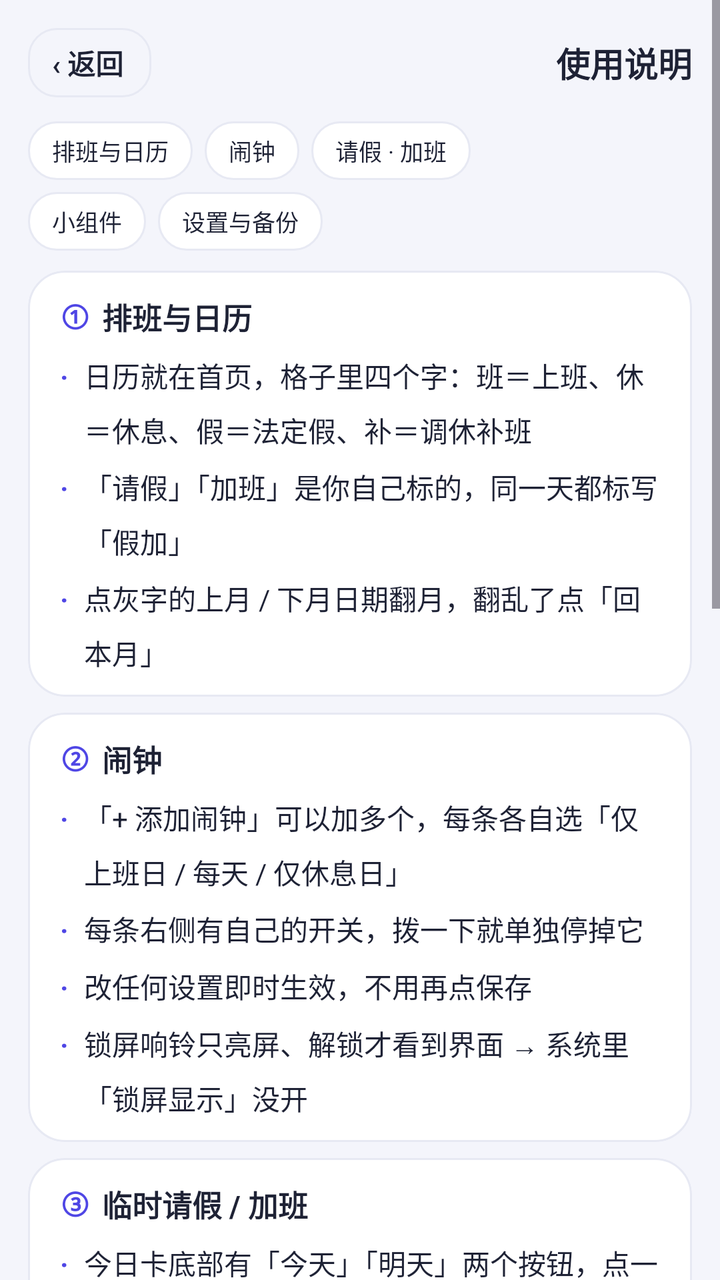
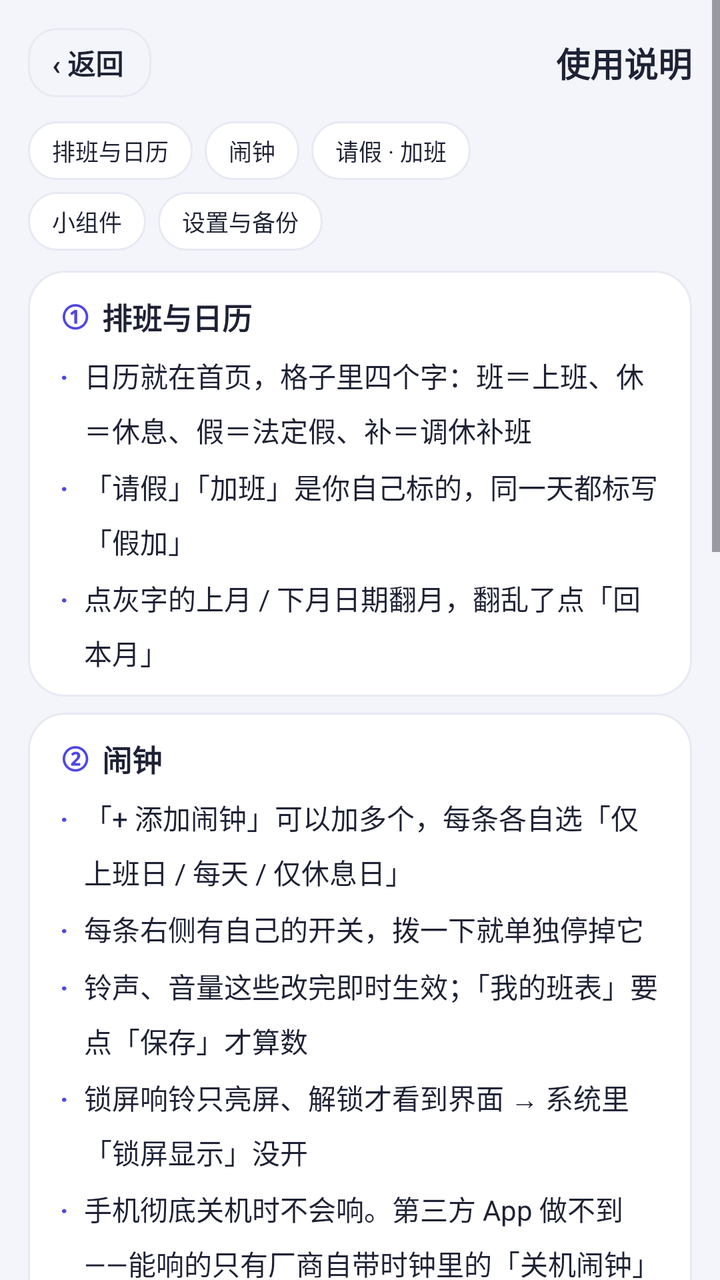

Compare the two renders of this Android layout. The source of the first and the diff that turns it into the second are given below.
<!-- AndroidManifest.xml: application theme Theme.WeekdayAlarm -->
<!-- res/layout/activity_help.xml -->
<?xml version="1.0" encoding="utf-8"?>
<ScrollView xmlns:android="http://schemas.android.com/apk/res/android"
    android:id="@+id/help_scroll"
    android:layout_width="match_parent"
    android:layout_height="match_parent"
    android:background="@color/bg"
    android:fitsSystemWindows="true">

    <LinearLayout
        android:layout_width="match_parent"
        android:layout_height="wrap_content"
        android:orientation="vertical"
        android:padding="14dp">

        
        <LinearLayout
            android:layout_width="match_parent"
            android:layout_height="wrap_content"
            android:layout_marginBottom="@dimen/space_12"
            android:gravity="center_vertical"
            android:orientation="horizontal">

            <TextView
                android:id="@+id/btn_back"
                android:layout_width="wrap_content"
                android:layout_height="wrap_content"
                android:background="@drawable/bg_time_outline"
                android:clickable="true"
                android:focusable="true"
                android:paddingStart="@dimen/space_12"
                android:paddingTop="7dp"
                android:paddingEnd="14dp"
                android:paddingBottom="7dp"
                android:text="‹ 返回"
                android:textColor="@color/ink"
                android:textSize="14sp"
                android:textStyle="bold" />

            <TextView
                android:layout_width="0dp"
                android:layout_height="wrap_content"
                android:layout_weight="1"
                android:gravity="end"
                android:text="@string/help_title"
                android:textColor="@color/ink"
                android:textSize="17sp"
                android:textStyle="bold" />
        </LinearLayout>

        
        <LinearLayout
            android:layout_width="match_parent"
            android:layout_height="wrap_content"
            android:layout_marginBottom="@dimen/space_10"
            android:orientation="vertical">

            <LinearLayout
                android:layout_width="match_parent"
                android:layout_height="wrap_content"
                android:orientation="horizontal">

                <TextView
                    android:id="@+id/toc_s1"
                    style="@style/HelpToc"
                    android:text="@string/help_toc_schedule" />

                <TextView
                    android:id="@+id/toc_s2"
                    style="@style/HelpToc"
                    android:text="@string/help_toc_alarm" />

                <TextView
                    android:id="@+id/toc_s3"
                    style="@style/HelpToc"
                    android:text="@string/help_toc_leave" />
            </LinearLayout>

            <LinearLayout
                android:layout_width="match_parent"
                android:layout_height="wrap_content"
                android:layout_marginTop="@dimen/space_6"
                android:orientation="horizontal">

                <TextView
                    android:id="@+id/toc_s4"
                    style="@style/HelpToc"
                    android:text="@string/help_toc_widget" />

                <TextView
                    android:id="@+id/toc_s5"
                    style="@style/HelpToc"
                    android:text="@string/help_toc_settings" />
            </LinearLayout>
        </LinearLayout>

        
        <LinearLayout
            android:id="@+id/sec_s1"
            style="@style/HelpCard"
            android:clipToOutline="true"
            android:orientation="vertical">

            <LinearLayout style="@style/HelpSectionRow">
                <TextView
                    android:layout_width="wrap_content"
                    android:layout_height="wrap_content"
                    android:text="①"
                    android:textColor="@color/indigo"
                    android:textSize="15sp"
                    android:textStyle="bold" />

                <TextView
                    style="@style/HelpSection"
                    android:layout_width="wrap_content"
                    android:layout_height="wrap_content"
                    android:layout_marginStart="@dimen/space_6"
                    android:text="@string/help_s1_title" />
            </LinearLayout>

            <LinearLayout style="@style/HelpItemRow">
                <TextView style="@style/HelpDot" />
                <TextView
                    style="@style/HelpItem"
                    android:layout_width="0dp"
                    android:layout_height="wrap_content"
                    android:layout_weight="1"
                    android:text="@string/help_s1_b1" />
            </LinearLayout>

            <LinearLayout style="@style/HelpItemRow">
                <TextView style="@style/HelpDot" />
                <TextView
                    style="@style/HelpItem"
                    android:layout_width="0dp"
                    android:layout_height="wrap_content"
                    android:layout_weight="1"
                    android:text="@string/help_s1_b2" />
            </LinearLayout>

            <LinearLayout style="@style/HelpItemRow">
                <TextView style="@style/HelpDot" />
                <TextView
                    style="@style/HelpItem"
                    android:layout_width="0dp"
                    android:layout_height="wrap_content"
                    android:layout_weight="1"
                    android:text="@string/help_s1_b3" />
            </LinearLayout>
        </LinearLayout>

        
        <LinearLayout
            android:id="@+id/sec_s2"
            style="@style/HelpCard"
            android:clipToOutline="true"
            android:orientation="vertical">

            <LinearLayout style="@style/HelpSectionRow">
                <TextView
                    android:layout_width="wrap_content"
                    android:layout_height="wrap_content"
                    android:text="②"
                    android:textColor="@color/indigo"
                    android:textSize="15sp"
                    android:textStyle="bold" />

                <TextView
                    style="@style/HelpSection"
                    android:layout_width="wrap_content"
                    android:layout_height="wrap_content"
                    android:layout_marginStart="@dimen/space_6"
                    android:text="@string/help_s2_title" />
            </LinearLayout>

            <LinearLayout style="@style/HelpItemRow">
                <TextView style="@style/HelpDot" />
                <TextView
                    style="@style/HelpItem"
                    android:layout_width="0dp"
                    android:layout_height="wrap_content"
                    android:layout_weight="1"
                    android:text="@string/help_s2_b1" />
            </LinearLayout>

            <LinearLayout style="@style/HelpItemRow">
                <TextView style="@style/HelpDot" />
                <TextView
                    style="@style/HelpItem"
                    android:layout_width="0dp"
                    android:layout_height="wrap_content"
                    android:layout_weight="1"
                    android:text="@string/help_s2_b2" />
            </LinearLayout>

            <LinearLayout style="@style/HelpItemRow">
                <TextView style="@style/HelpDot" />
                <TextView
                    style="@style/HelpItem"
                    android:layout_width="0dp"
                    android:layout_height="wrap_content"
                    android:layout_weight="1"
                    android:text="@string/help_s2_b3" />
            </LinearLayout>

            <LinearLayout style="@style/HelpItemRow">
                <TextView style="@style/HelpDot" />
                <TextView
                    style="@style/HelpItem"
                    android:layout_width="0dp"
                    android:layout_height="wrap_content"
                    android:layout_weight="1"
                    android:text="@string/help_s2_b4" />
            </LinearLayout>
        </LinearLayout>

        
        <LinearLayout
            android:id="@+id/sec_s3"
            style="@style/HelpCard"
            android:clipToOutline="true"
            android:orientation="vertical">

            <LinearLayout style="@style/HelpSectionRow">
                <TextView
                    android:layout_width="wrap_content"
                    android:layout_height="wrap_content"
                    android:text="③"
                    android:textColor="@color/indigo"
                    android:textSize="15sp"
                    android:textStyle="bold" />

                <TextView
                    style="@style/HelpSection"
                    android:layout_width="wrap_content"
                    android:layout_height="wrap_content"
                    android:layout_marginStart="@dimen/space_6"
                    android:text="@string/help_s3_title" />
            </LinearLayout>

            <LinearLayout style="@style/HelpItemRow">
                <TextView style="@style/HelpDot" />
                <TextView
                    style="@style/HelpItem"
                    android:layout_width="0dp"
                    android:layout_height="wrap_content"
                    android:layout_weight="1"
                    android:text="@string/help_s3_b1" />
            </LinearLayout>

            <LinearLayout style="@style/HelpItemRow">
                <TextView style="@style/HelpDot" />
                <TextView
                    style="@style/HelpItem"
                    android:layout_width="0dp"
                    android:layout_height="wrap_content"
                    android:layout_weight="1"
                    android:text="@string/help_s3_b2" />
            </LinearLayout>

            <LinearLayout style="@style/HelpItemRow">
                <TextView style="@style/HelpDot" />
                <TextView
                    style="@style/HelpItem"
                    android:layout_width="0dp"
                    android:layout_height="wrap_content"
                    android:layout_weight="1"
                    android:text="@string/help_s3_b3" />
            </LinearLayout>

            <LinearLayout style="@style/HelpItemRow">
                <TextView style="@style/HelpDot" />
                <TextView
                    style="@style/HelpItem"
                    android:layout_width="0dp"
                    android:layout_height="wrap_content"
                    android:layout_weight="1"
                    android:text="@string/help_s3_b4" />
            </LinearLayout>
        </LinearLayout>

        
        <LinearLayout
            android:id="@+id/sec_s4"
            style="@style/HelpCard"
            android:clipToOutline="true"
            android:orientation="vertical">

            <LinearLayout style="@style/HelpSectionRow">
                <TextView
                    android:layout_width="wrap_content"
                    android:layout_height="wrap_content"
                    android:text="④"
                    android:textColor="@color/indigo"
                    android:textSize="15sp"
                    android:textStyle="bold" />

                <TextView
                    style="@style/HelpSection"
                    android:layout_width="wrap_content"
                    android:layout_height="wrap_content"
                    android:layout_marginStart="@dimen/space_6"
                    android:text="@string/help_s4_title" />
            </LinearLayout>

            <LinearLayout style="@style/HelpItemRow">
                <TextView style="@style/HelpDot" />
                <TextView
                    style="@style/HelpItem"
                    android:layout_width="0dp"
                    android:layout_height="wrap_content"
                    android:layout_weight="1"
                    android:text="@string/help_s4_b1" />
            </LinearLayout>

            <LinearLayout style="@style/HelpItemRow">
                <TextView style="@style/HelpDot" />
                <TextView
                    style="@style/HelpItem"
                    android:layout_width="0dp"
                    android:layout_height="wrap_content"
                    android:layout_weight="1"
                    android:text="@string/help_s4_b2" />
            </LinearLayout>

            <LinearLayout style="@style/HelpItemRow">
                <TextView style="@style/HelpDot" />
                <TextView
                    style="@style/HelpItem"
                    android:layout_width="0dp"
                    android:layout_height="wrap_content"
                    android:layout_weight="1"
                    android:text="@string/help_s4_b3" />
            </LinearLayout>
        </LinearLayout>

        
        <LinearLayout
            android:id="@+id/sec_s5"
            style="@style/HelpCard"
            android:clipToOutline="true"
            android:orientation="vertical">

            <LinearLayout style="@style/HelpSectionRow">
                <TextView
                    android:layout_width="wrap_content"
                    android:layout_height="wrap_content"
                    android:text="⑤"
                    android:textColor="@color/indigo"
                    android:textSize="15sp"
                    android:textStyle="bold" />

                <TextView
                    style="@style/HelpSection"
                    android:layout_width="wrap_content"
                    android:layout_height="wrap_content"
                    android:layout_marginStart="@dimen/space_6"
                    android:text="@string/help_s5_title" />
            </LinearLayout>

            <LinearLayout style="@style/HelpItemRow">
                <TextView style="@style/HelpDot" />
                <TextView
                    style="@style/HelpItem"
                    android:layout_width="0dp"
                    android:layout_height="wrap_content"
                    android:layout_weight="1"
                    android:text="@string/help_s5_b1" />
            </LinearLayout>

            <LinearLayout style="@style/HelpItemRow">
                <TextView style="@style/HelpDot" />
                <TextView
                    style="@style/HelpItem"
                    android:layout_width="0dp"
                    android:layout_height="wrap_content"
                    android:layout_weight="1"
                    android:text="@string/help_s5_b2" />
            </LinearLayout>

            <LinearLayout style="@style/HelpItemRow">
                <TextView style="@style/HelpDot" />
                <TextView
                    style="@style/HelpItem"
                    android:layout_width="0dp"
                    android:layout_height="wrap_content"
                    android:layout_weight="1"
                    android:text="@string/help_s5_b3" />
            </LinearLayout>
        </LinearLayout>

        
        <TextView
            android:layout_width="match_parent"
            android:layout_height="wrap_content"
            android:layout_marginTop="@dimen/space_12"
            android:layout_marginBottom="@dimen/space_6"
            android:gravity="center"
            android:lineSpacingExtra="3dp"
            android:text="@string/help_footer"
            android:textColor="@color/sub"
            android:textSize="11sp" />
    </LinearLayout>
</ScrollView>
<!-- resources referenced by this layout -->
<resources>
  <color name="bg">#F4F5FB</color>
  <color name="indigo">#4F46E5</color>
  <color name="ink">#1E2235</color>
  <color name="sub">#6B7189</color>
  <dimen name="space_10">10dp</dimen>
  <dimen name="space_12">12dp</dimen>
  <dimen name="space_6">6dp</dimen>
  <string name="help_footer">说明随版本更新 · 有不清楚的地方，去设置里逐项看一遍比翻说明快</string>
  <string name="help_s1_b1">日历就在首页，格子里四个字：班＝上班、休＝休息、假＝法定假、补＝调休补班</string>
  <string name="help_s1_b2">「请假」「加班」是你自己标的，同一天都标写「假加」</string>
  <string name="help_s1_b3">点灰字的上月 / 下月日期翻月，翻乱了点「回本月」</string>
  <string name="help_s1_title">排班与日历</string>
  <string name="help_s2_b1">「+ 添加闹钟」可以加多个，每条各自选「仅上班日 / 每天 / 仅休息日」</string>
  <string name="help_s2_b2">每条右侧有自己的开关，拨一下就单独停掉它</string>
  <string name="help_s2_b3">改任何设置即时生效，不用再点保存</string>
  <string name="help_s2_b4">锁屏响铃只亮屏、解锁才看到界面 → 系统里「锁屏显示」没开</string>
  <string name="help_s2_title">闹钟</string>
  <string name="help_s3_b1">今日卡底部有「今天」「明天」两个按钮，点一下就是请假或加班</string>
  <string name="help_s3_b2">点完按钮变成「已请假 / 已加班」，再点一次撤销</string>
  <string name="help_s3_b3">别的日子：在首页日历里点那一天，选标记为请假 / 加班</string>
  <string name="help_s3_b4">标错了点那一天取消；没有批量清除（一次删全部太容易误伤）</string>
  <string name="help_s3_title">临时请假 / 加班</string>
  <string name="help_s4_b1">三个组件：今天状态（下次闹钟 + 本周班表）、本月班表 · 完整、本月班表 · 极简</string>
  <string name="help_s4_b2">添加路径：长按桌面空白处 →「小部件」→ 找「打工人闹钟」</string>
  <string name="help_s4_b3">本月班表底部也能点「今天 / 明天不上班」，不用先打开 App</string>
  <string name="help_s4_title">桌面小组件</string>
  <string name="help_s5_b1">换手机：「导出配置」存成文件，新机「导入配置」，闹钟和排班一起搬过去</string>
  <string name="help_s5_b2">被系统杀后台漏响：允许自启动、加入电池优化白名单、最近任务里锁定本应用</string>
  <string name="help_s5_b3">日历想清爽点：「节日与节气」里关掉农历节日 / 节气 / 基督教节日</string>
  <string name="help_s5_title">设置与备份</string>
  <string name="help_title">使用说明</string>
  <string name="help_toc_alarm">闹钟</string>
  <string name="help_toc_leave">请假 · 加班</string>
  <string name="help_toc_schedule">排班与日历</string>
  <string name="help_toc_settings">设置与备份</string>
  <string name="help_toc_widget">小组件</string>
  <style name="HelpItem">
          <item name="android:textColor">@color/ink</item>
          <item name="android:textSize">14sp</item>
          <item name="android:lineSpacingMultiplier">1.35</item>
      </style>
  <style name="HelpItemRow">
          <item name="android:layout_width">match_parent</item>
          <item name="android:layout_height">wrap_content</item>
          <item name="android:orientation">horizontal</item>
          <item name="android:gravity">top</item>
          <item name="android:layout_marginTop">8dp</item>
      </style>
  <style name="HelpSection">
          <item name="android:textColor">@color/ink</item>
          <item name="android:textSize">15sp</item>
          <item name="android:textStyle">bold</item>
      </style>
  <style name="HelpSectionRow">
          <item name="android:layout_width">match_parent</item>
          <item name="android:layout_height">wrap_content</item>
          <item name="android:orientation">horizontal</item>
          <item name="android:gravity">center_vertical</item>
      </style>
  <dimen name="radius_row">14dp</dimen>
  <color name="line">#E7E9F3</color>
  <dimen name="space_8">8dp</dimen>
  <!-- drawable bg_card (drawable) -->
  <?xml version="1.0" encoding="utf-8"?>
  <shape xmlns:android="http://schemas.android.com/apk/res/android"
      android:shape="rectangle">
      <solid android:color="@color/card" />
      <corners android:radius="@dimen/radius_card" />
      <stroke android:width="1dp" android:color="@color/line" />
  </shape>
  <dimen name="space_16">16dp</dimen>
  <color name="indigo_dark">#4338CA</color>
  <color name="white">#FFFFFFFF</color>
  <color name="card">#FFFFFF</color>
  <dimen name="radius_card">18dp</dimen>
  <color name="guide_option_selected">#EEF0FE</color>
  <!-- unchanged entries left out for length: 6 -->
</resources>

<!-- the commit's change to res/layout/activity_help.xml (unified diff, before → after) -->
@@ -211,6 +211,27 @@
                     android:layout_weight="1"
                     android:text="@string/help_s2_b4" />
             </LinearLayout>
+
+            
+            <LinearLayout style="@style/HelpItemRow">
+                <TextView style="@style/HelpDot" />
+                <TextView
+                    style="@style/HelpItem"
+                    android:layout_width="0dp"
+                    android:layout_height="wrap_content"
+                    android:layout_weight="1"
+                    android:text="@string/help_s2_b5" />
+            </LinearLayout>
+
+            <LinearLayout style="@style/HelpItemRow">
+                <TextView style="@style/HelpDot" />
+                <TextView
+                    style="@style/HelpItem"
+                    android:layout_width="0dp"
+                    android:layout_height="wrap_content"
+                    android:layout_weight="1"
+                    android:text="@string/help_s2_b6" />
+            </LinearLayout>
         </LinearLayout>
 
         
<!-- resource entries referenced after the edit -->
@@ -14,8 +14,10 @@
   <string name="help_s1_title">排班与日历</string>
   <string name="help_s2_b1">「+ 添加闹钟」可以加多个，每条各自选「仅上班日 / 每天 / 仅休息日」</string>
   <string name="help_s2_b2">每条右侧有自己的开关，拨一下就单独停掉它</string>
-  <string name="help_s2_b3">改任何设置即时生效，不用再点保存</string>
+  <string name="help_s2_b3">铃声、音量这些改完即时生效；「我的班表」要点「保存」才算数</string>
   <string name="help_s2_b4">锁屏响铃只亮屏、解锁才看到界面 → 系统里「锁屏显示」没开</string>
+  <string name="help_s2_b5">手机彻底关机时不会响。第三方 App 做不到——能响的只有厂商自带时钟里的「关机闹钟」</string>
+  <string name="help_s2_b6">不想被打扰又要闹钟：开飞行模式 + 勿扰就行，闹钟照响，一晚掉电很少</string>
   <string name="help_s2_title">闹钟</string>
   <string name="help_s3_b1">今日卡底部有「今天」「明天」两个按钮，点一下就是请假或加班</string>
   <string name="help_s3_b2">点完按钮变成「已请假 / 已加班」，再点一次撤销</string>
